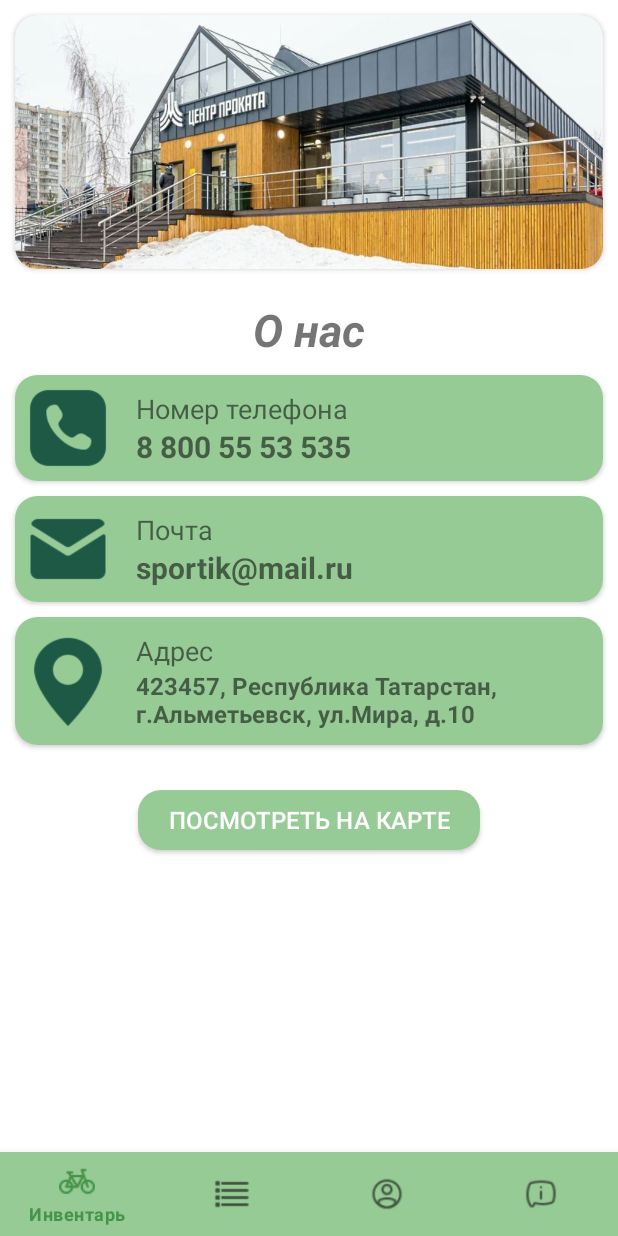
After one commit to slvth/SportikMobileApp, an Android app: the fragment AboutUsFragment placed in its activity, on a phone screen of 412 x 824 dp. The commit adds this screen. Run offline under Robolectric (Android 15) with nearby library versions, the phone set to English and light mode, and no system bars; libraries missing offline, so code that uses them is left out: com.santalu.maskara; pictures from the network do not load.

Commit message:
new About Us, agreement

```diff
--- a/app/src/main/java/com/example/sportikmobileapp/MainActivity.java
+++ b/app/src/main/java/com/example/sportikmobileapp/MainActivity.java
@@ -13,6 +13,7 @@ import android.widget.EditText;
 import androidx.annotation.NonNull;
 import androidx.appcompat.app.AppCompatActivity;
 
+import com.example.sportikmobileapp.fragment.AboutUsFragment;
 import com.example.sportikmobileapp.fragment.AccountFragment;
 import com.example.sportikmobileapp.fragment.BookingFragment;
 import com.example.sportikmobileapp.fragment.InventoryFragment;
@@ -23,6 +24,7 @@ public class MainActivity extends AppCompatActivity {
     InventoryFragment inventoryFragment = new InventoryFragment();
     BookingFragment bookingFragment = new BookingFragment();
     AccountFragment accountFragment = new AccountFragment();
+    AboutUsFragment aboutUsFragment = new AboutUsFragment();
 
     @Override
     protected void onCreate(Bundle savedInstanceState) {
@@ -44,6 +46,9 @@ public class MainActivity extends AppCompatActivity {
                         return true;
                     case R.id.account:
                         getSupportFragmentManager().beginTransaction().replace(R.id.containerFrame, accountFragment).commit();
+                        return true;
+                    case R.id.about_us:
+                        getSupportFragmentManager().beginTransaction().replace(R.id.containerFrame, aboutUsFragment).commit();
                         return true;
                 }
                 return false;
--- a/app/src/main/java/com/example/sportikmobileapp/database/ConnectionDatabase.java
+++ b/app/src/main/java/com/example/sportikmobileapp/database/ConnectionDatabase.java
@@ -19,7 +19,7 @@ public class ConnectionDatabase {
         //10.238.167.232
         //192.168.43.57
         //10.238.167.129
-        String ip="10.238.167.129", port="5432", db="db_sportik4", username="postgres", password="12345";
+        String ip="10.238.167.253", port="5432", db="db_sportik4", username="postgres", password="12345";
 
         StrictMode.ThreadPolicy threadPolicy = new StrictMode.ThreadPolicy.Builder().permitAll().build();
         StrictMode.setThreadPolicy(threadPolicy);
--- /dev/null
+++ b/app/src/main/java/com/example/sportikmobileapp/fragment/AboutUsFragment.java
@@ -0,0 +1,37 @@
+package com.example.sportikmobileapp.fragment;
+
+import android.content.Intent;
+import android.net.Uri;
+import android.os.Bundle;
+
+import androidx.appcompat.widget.AppCompatButton;
+import androidx.fragment.app.Fragment;
+
+import android.view.LayoutInflater;
+import android.view.View;
+import android.view.ViewGroup;
+import android.webkit.WebView;
+
+import com.example.sportikmobileapp.R;
+
+
+public class AboutUsFragment extends Fragment {
+
+    @Override
+    public View onCreateView(LayoutInflater inflater, ViewGroup container,
+                             Bundle savedInstanceState) {
+        View view = inflater.inflate(R.layout.fragment_about_us, container, false);
+
+        AppCompatButton btnOpenMapAboutUs = view.findViewById(R.id.btnOpenMapAboutUs);
+        btnOpenMapAboutUs.setOnClickListener(new View.OnClickListener() {
+            @Override
+            public void onClick(View view) {
+                String url = "https://go.2gis.com/an0my";
+                Intent openPage= new Intent(Intent.ACTION_VIEW, Uri.parse(url));
+                startActivity(openPage);
+            }
+        });
+
+        return view;
+    }
+}
--- /dev/null
+++ b/app/src/main/res/layout/fragment_about_us.xml
@@ -0,0 +1,173 @@
+<?xml version="1.0" encoding="utf-8"?>
+<LinearLayout xmlns:android="http://schemas.android.com/apk/res/android"
+    xmlns:tools="http://schemas.android.com/tools"
+    xmlns:app="http://schemas.android.com/apk/res-auto"
+    android:layout_width="match_parent"
+    android:layout_height="match_parent"
+    android:orientation="vertical"
+    tools:context=".fragment.AboutUsFragment">
+
+    <androidx.cardview.widget.CardView
+        android:layout_width="match_parent"
+        android:layout_height="169dp"
+        android:layout_margin="10dp"
+        app:cardCornerRadius="15dp">
+        <ImageView
+            android:id="@+id/imgItemInventory"
+            android:layout_width="match_parent"
+            android:layout_height="match_parent"
+            android:scaleType="centerCrop"
+            android:background="@color/grey2"
+            app:srcCompat="@drawable/about_us_building" />
+    </androidx.cardview.widget.CardView>
+
+    <TextView
+        android:layout_width="match_parent"
+        android:layout_height="wrap_content"
+        android:text="О нас"
+        android:textSize="30dp"
+        android:textStyle="bold|italic"
+        android:gravity="center"
+        android:layout_marginVertical="10dp"/>
+
+
+
+    <androidx.cardview.widget.CardView
+        android:layout_width="match_parent"
+        android:layout_height="wrap_content"
+        android:layout_marginHorizontal="10dp"
+        app:cardCornerRadius="15dp">
+
+        <LinearLayout
+            android:layout_width="match_parent"
+            android:layout_height="wrap_content"
+            android:orientation="horizontal"
+            android:background="@color/green_light">
+
+            <ImageView
+                android:layout_width="60dp"
+                android:layout_height="60dp"
+                android:src="@drawable/phone"
+                android:layout_margin="5dp"/>
+            <LinearLayout
+                android:layout_width="match_parent"
+                android:layout_height="match_parent"
+                android:orientation="vertical"
+                android:padding="10dp">
+
+                <TextView
+                    android:layout_width="match_parent"
+                    android:layout_height="wrap_content"
+                    android:layout_weight="1"
+                    android:text="Номер телефона"
+                    android:textSize="18dp"/>
+                <TextView
+                    android:layout_width="match_parent"
+                    android:layout_height="wrap_content"
+                    android:layout_weight="1"
+                    android:text="8 800 55 53 535"
+                    android:textSize="20dp"
+                    android:textStyle="bold"/>
+
+            </LinearLayout>
+        </LinearLayout>
+    </androidx.cardview.widget.CardView>
+
+    <androidx.cardview.widget.CardView
+        android:layout_width="match_parent"
+        android:layout_height="wrap_content"
+        android:layout_marginHorizontal="10dp"
+        android:layout_marginTop="10dp"
+        app:cardCornerRadius="15dp">
+
+        <LinearLayout
+            android:layout_width="match_parent"
+            android:layout_height="wrap_content"
+            android:orientation="horizontal"
+            android:background="@color/green_light">
+
+            <ImageView
+                android:layout_width="60dp"
+                android:layout_height="60dp"
+                android:src="@drawable/mail"
+                android:layout_margin="5dp"/>
+            <LinearLayout
+                android:layout_width="match_parent"
+                android:layout_height="match_parent"
+                android:orientation="vertical"
+                android:padding="10dp">
+
+                <TextView
+                    android:layout_width="match_parent"
+                    android:layout_height="wrap_content"
+                    android:layout_weight="1"
+                    android:text="Почта"
+                    android:textSize="18dp"/>
+                <TextView
+                    android:layout_width="match_parent"
+                    android:layout_height="wrap_content"
+                    android:layout_weight="1"
+                    android:text="sportik@mail.ru"
+                    android:textSize="20dp"
+                    android:textStyle="bold"/>
+
+            </LinearLayout>
+        </LinearLayout>
+    </androidx.cardview.widget.CardView>
+
+    <androidx.cardview.widget.CardView
+        android:layout_width="match_parent"
+        android:layout_height="wrap_content"
+        android:layout_marginHorizontal="10dp"
+        android:layout_marginTop="10dp"
+        app:cardCornerRadius="15dp">
+
+        <LinearLayout
+            android:layout_width="match_parent"
+            android:layout_height="wrap_content"
+            android:orientation="horizontal"
+            android:background="@color/green_light">
+
+            <ImageView
+                android:layout_width="60dp"
+                android:layout_height="60dp"
+                android:src="@drawable/location"
+                android:layout_gravity="center"
+                android:layout_margin="5dp"/>
+            <LinearLayout
+                android:layout_width="match_parent"
+                android:layout_height="wrap_content"
+                android:orientation="vertical"
+                android:padding="10dp">
+
+                <TextView
+                    android:layout_width="match_parent"
+                    android:layout_height="wrap_content"
+                    android:layout_weight="1"
+                    android:text="Адрес"
+                    android:textSize="18dp"/>
+                <TextView
+                    android:layout_width="match_parent"
+                    android:layout_height="wrap_content"
+                    android:layout_weight="1"
+                    android:text="423457, Республика Татарстан, г.Альметьевск, ул.Мира, д.10"
+                    android:textSize="16dp"
+                    android:textStyle="bold"/>
+
+            </LinearLayout>
+        </LinearLayout>
+    </androidx.cardview.widget.CardView>
+
+    <androidx.appcompat.widget.AppCompatButton
+        android:id="@+id/btnOpenMapAboutUs"
+        android:layout_width="wrap_content"
+        android:layout_height="40dp"
+        android:layout_marginHorizontal="10dp"
+        android:layout_marginTop="30dp"
+        android:paddingHorizontal="20dp"
+        android:background="@drawable/rounded_corner"
+        android:layout_gravity="center"
+        android:textColor="@color/white"
+        android:textSize="16sp"
+        android:text="Посмотреть на карте"/>
+</LinearLayout>
--- a/app/src/main/res/layout/item_booking.xml
+++ b/app/src/main/res/layout/item_booking.xml
@@ -10,7 +10,6 @@
     <LinearLayout
         android:layout_width="match_parent"
         android:layout_height="wrap_content"
-
         android:background="@color/grey2"
         android:orientation="vertical">
         <LinearLayout
```
Also changed, not shown: app/src/main/java/com/example/sportikmobileapp/activity/BookingAddActivity.java (+9 -1 lines), app/src/main/res/layout/activity_booking_add.xml (+57 -19 lines), app/src/main/res/drawable/about_us_building.JPG (added), app/src/main/res/drawable/location.png (added), app/src/main/res/drawable/mail.png (added), app/src/main/res/drawable/phone.png (added).
